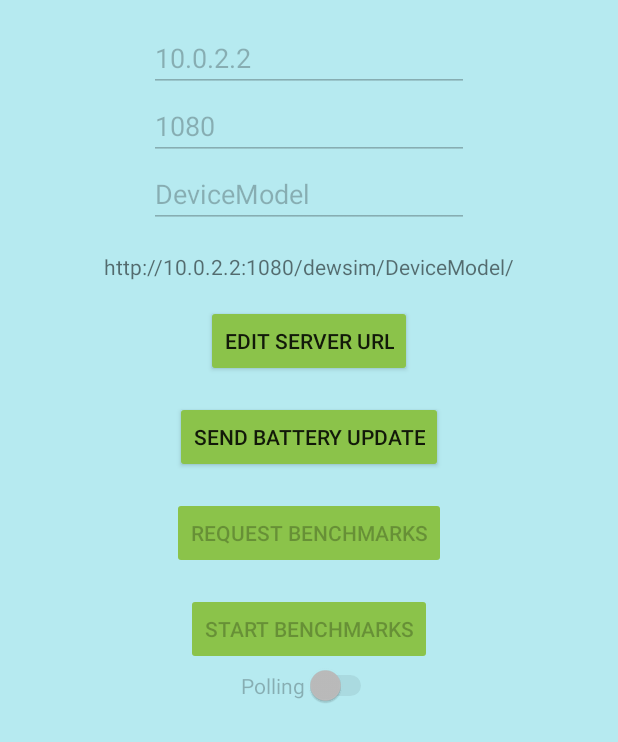
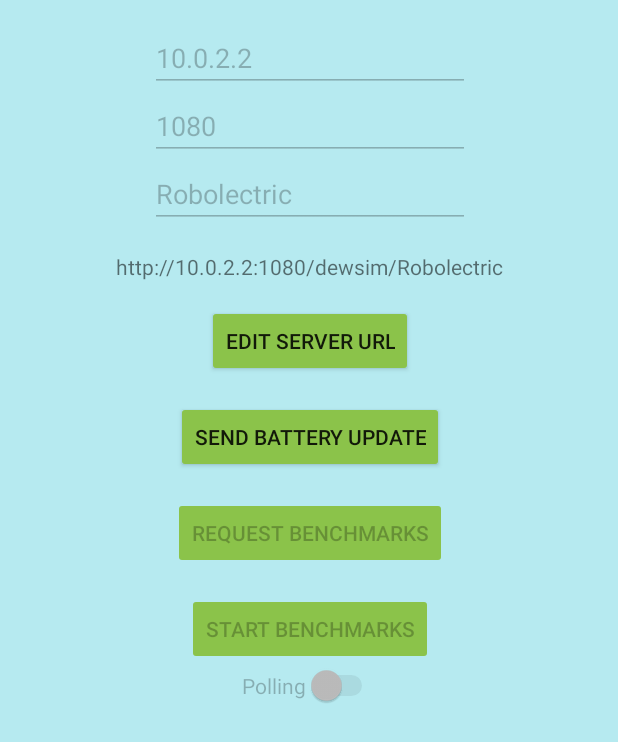
Before and after one commit to lgramu97/AndroidAPP, an Android app: the screen it shows after launch (MainActivity), after a tap on "SET SERVER URL", on a phone screen of 412 x 824 dp. Shown: the top 742 px of the screen. Run offline under Robolectric (Android 15) with nearby library versions, the phone set to English and light mode, and no system bars; our stand-ins replace Volley; libraries missing offline, so code that uses them is left out: org.apache.http.

Commit message:
Persistent server configuration - device model automatic

```diff
--- a/app/src/main/java/com/example/myapplication/MainActivity.java
+++ b/app/src/main/java/com/example/myapplication/MainActivity.java
@@ -63,7 +63,7 @@ public class MainActivity extends Activity {
     public static int THIS_DEVICE_CPU_MHZ = 2000;
     public static int THIS_DEVICE_BATTERY_MAH = 2600;
     public static double THIS_DEVICE_BATTERY_MIN_START_BATTERY_LEVEL = 1d;
-    //public static final String NOMBRE_ARCHIVO = "configServer.txt";
+    public static final String NOMBRE_ARCHIVO = "configServer.txt";
     //public static final String PATH_ARCHIVO = "/sdcard/Download/";
 
     //callbacks for errors
@@ -240,13 +240,15 @@ public class MainActivity extends Activity {
         setServerButton = findViewById(R.id.setServerButton);
         startBenchmarksButton = findViewById(R.id.startBenchmarksButton);
         aSwitch = findViewById(R.id.aSwitch);
-
+        modelEditText.setText(getDeviceName());
+        modelTextView.setText(getDeviceName());
         //set onChangeListener to display the complete formater url to the user
         bindInputToDisplayText(ipEditText, ipTextView);
         bindInputToDisplayText(portEditText, portTextView);
         bindInputToDisplayText(modelEditText, modelTextView);
 
-
+        //Load configuration server
+        loadCofiguration();
 
         //bind button actions
         setServerButton.setOnClickListener(new View.OnClickListener() {
@@ -270,6 +272,7 @@ public class MainActivity extends Activity {
                     ipEditText.setEnabled(false);
                     portEditText.setEnabled(false);
                     manuaBatteryUpdateButton.setEnabled(true);
+                    saveConfiguration();
                 }
             }
         });
@@ -433,5 +436,101 @@ public class MainActivity extends Activity {
     }
 
 
+    private String getDeviceName() {
+        String manufacturer = Build.MANUFACTURER;
+        String model = Build.MODEL;
+        if (model.toLowerCase().startsWith(manufacturer.toLowerCase())) {
+            return capitalize(model);
+        } else {
+            return capitalize(manufacturer) + " " + model;
+        }
+    }
+
+
+    private String capitalize(String s) {
+        if (s == null || s.length() == 0) {
+            return "";
+        }
+        char first = s.charAt(0);
+        if (Character.isUpperCase(first)) {
+            return s;
+        } else {
+            return Character.toUpperCase(first) + s.substring(1);
+        }
+    }
+
+
+
+    private void saveConfiguration(){
+        //System.out.println("VALROES SAVE  ");
+        //System.out.println(portEditText.getText().toString());
+        //System.out.println(ipEditText.getText().toString());
+        //System.out.println(modelEditText.getText().toString());
+        String ip =  ipEditText.getText().toString();
+        //String model = modelEditText.getText().toString(); //en vez de cargar lo que ingreso el usuario, obtenerlo automaticamente.
+        String model = getDeviceName();
+        String port = portEditText.getText().toString();
+        try {
+            File sd = Environment.getExternalStorageDirectory();
+            File file = new File(sd.getPath(),NOMBRE_ARCHIVO);
+            OutputStreamWriter create = new OutputStreamWriter((openFileOutput(NOMBRE_ARCHIVO,Activity.MODE_PRIVATE)));
+            String content = ip + "\n" + model + "\n" + port + "\n";
+            // create.write(ip);
+            // create.write(model);
+            // create.write(port);
+            create.write(content);
+            create.close();
+            // System.out.println(sd.getAbsolutePath());
+            Toast.makeText(this,"GUARDADO CORRECTAMETE: " + sd.getPath(),Toast.LENGTH_SHORT).show();
+        } catch (IOException e) {
+            e.printStackTrace();
+            Toast.makeText(this,"NO FUE POSIBLE GUARDAR EL ARCHIVO",Toast.LENGTH_SHORT).show();
+        }
+    }
+
+    private void loadCofiguration(){
+        try {
+            File sd = Environment.getExternalStorageDirectory();
+            File file = new File(sd.getPath(),NOMBRE_ARCHIVO);
+            InputStreamReader input = new InputStreamReader(openFileInput(NOMBRE_ARCHIVO));
+            BufferedReader buffer = new BufferedReader(input);
+            ipEditText.setText(buffer.readLine());
+            modelEditText.setText(buffer.readLine());
+            portEditText.setText(buffer.readLine());
+            buffer.close();
+            input.close();
+            Toast.makeText(this,"CARGADO CORRECTAMETE",Toast.LENGTH_SHORT).show();
+        } catch (IOException e) {
+            Toast.makeText(this,"NO FUE POSIBLE CARGAR LOS DATOS",Toast.LENGTH_SHORT).show();
+            e.printStackTrace();
+        }
+    }
+
+    @Override
+    protected void onSaveInstanceState(Bundle save) {
+        super.onSaveInstanceState(save);
+        //System.out.println("VALROES SAVE  ");
+        //System.out.println(portEditText.getText().toString());
+        //System.out.println(ipEditText.getText().toString());
+        //System.out.println(modelEditText.getText().toString());
+        save.putString("IP",ipEditText.getText().toString());
+        save.putString("MODEL",modelEditText.getText().toString());
+        save.putString("PORT",portEditText.getText().toString());
+    }
+
+    @Override
+    protected void onRestoreInstanceState(Bundle load) {
+        super.onRestoreInstanceState(load);
+        //ipEditText = findViewById(R.id.IpText);
+        //portEditText = findViewById(R.id.portText);
+        //modelEditText = findViewById(R.id.modelText);
+        //System.out.println(load.getString("IP",""));
+        //System.out.println(load.getString("PORT",""));
+        //System.out.println(load.getString("MODEL", ""));
+        ipEditText.setText(load.getString("IP",""));
+        portEditText.setText(load.getString("PORT",""));
+        modelEditText.setText(load.getString("MODEL", ""));
+    }
+
 
 }
```
